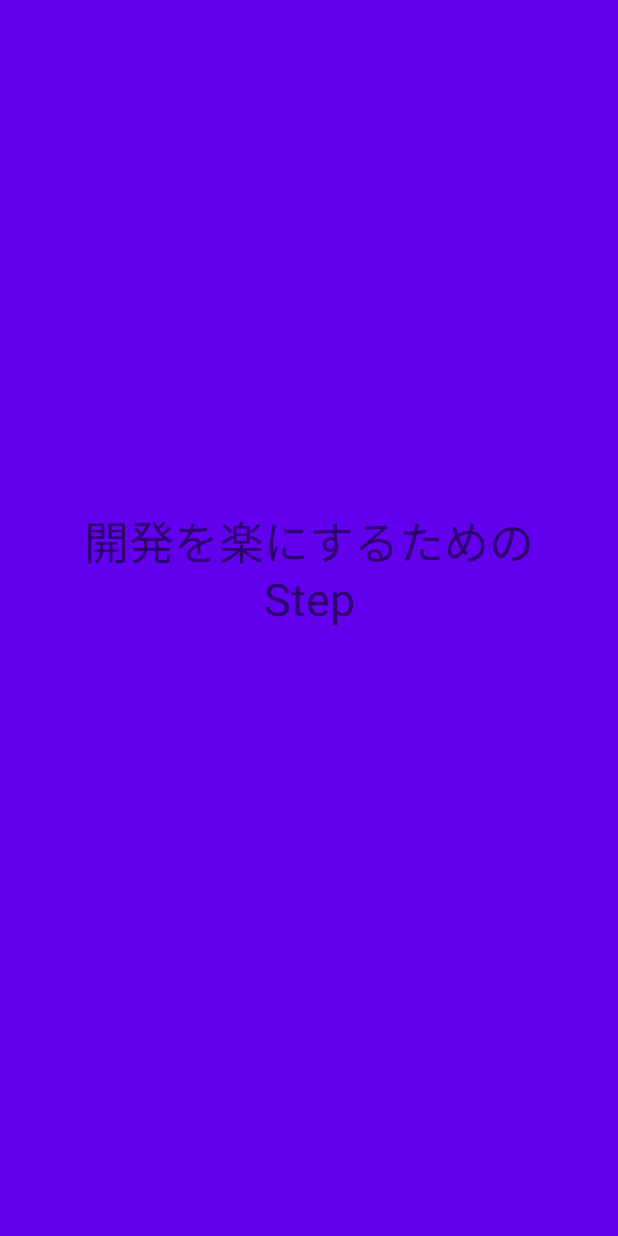
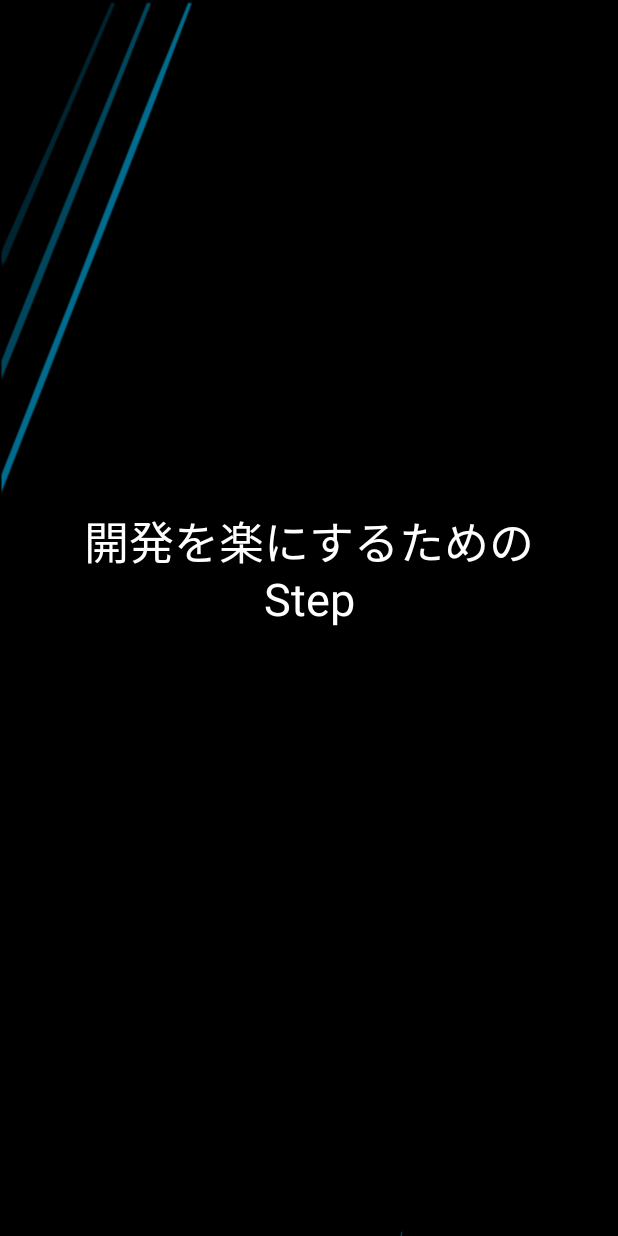
Before and after one commit to mattukouta/Slide_Mpp, an Android app: the screen it shows after launch (MainActivity), on a phone screen of 412 x 824 dp. Run offline under Robolectric (Android 15) with nearby library versions, the phone set to English and light mode, and no system bars; 3 statements that could not run were skipped.

Commit message:
背景の変更

```diff
--- a/app/src/main/res/layout/activity_main.xml
+++ b/app/src/main/res/layout/activity_main.xml
@@ -5,13 +5,19 @@
     android:id="@+id/activity_main"
     android:layout_width="match_parent"
     android:layout_height="match_parent"
+    android:background="@color/slide_background"
     tools:context=".MainActivity">
+
+    <ImageView
+        android:layout_width="match_parent"
+        android:layout_height="match_parent"
+        android:scaleType="fitXY"
+        android:src="@drawable/slide_background" />
 
     <androidx.viewpager2.widget.ViewPager2
         android:id="@+id/slide_content"
         android:layout_width="0dp"
         android:layout_height="0dp"
-        android:background="@color/colorPrimary"
         android:paddingBottom="66dp"
         android:paddingStart="32dp"
         android:paddingEnd="32dp"
@@ -35,6 +41,7 @@
             android:id="@+id/tweets"
             android:layout_width="match_parent"
             android:layout_height="wrap_content"
+            android:textColor="@color/slide_text"
             tools:text="大学生で時給1000円のバイトするのはよくない。
 
 的なツイート見たけど、理想的には基本的に最小限に抑えて経験を積むために（社会人になってからはしづらいので...)数ヶ月だけしてあとは時給高いバイトして自分の能力高めたり遊んだりに時間使うのが理想ではあると思う。
--- a/app/src/main/res/layout/fragment_content.xml
+++ b/app/src/main/res/layout/fragment_content.xml
@@ -12,6 +12,7 @@
         android:layout_width="0dp"
         android:layout_height="wrap_content"
         android:textSize="24sp"
+        android:textColor="@color/slide_text"
         app:layout_constraintEnd_toEndOf="parent"
         app:layout_constraintStart_toStartOf="parent"
         app:layout_constraintTop_toTopOf="parent" />
--- a/app/src/main/res/layout/fragment_cover.xml
+++ b/app/src/main/res/layout/fragment_cover.xml
@@ -13,6 +13,7 @@
         android:layout_height="wrap_content"
         android:gravity="center"
         android:textSize="30sp"
+        android:textColor="@color/slide_text"
         app:layout_constraintBottom_toBottomOf="parent"
         app:layout_constraintEnd_toEndOf="parent"
         app:layout_constraintStart_toStartOf="parent"
--- a/app/src/main/res/layout/fragment_door.xml
+++ b/app/src/main/res/layout/fragment_door.xml
@@ -13,6 +13,7 @@
         android:layout_height="wrap_content"
         android:gravity="center"
         android:textSize="24sp"
+        android:textColor="@color/slide_text"
         app:layout_constraintBottom_toBottomOf="parent"
         app:layout_constraintEnd_toEndOf="parent"
         app:layout_constraintStart_toStartOf="parent"
--- a/app/src/main/res/layout/subcontent_item.xml
+++ b/app/src/main/res/layout/subcontent_item.xml
@@ -11,6 +11,7 @@
         android:layout_width="0dp"
         android:layout_height="wrap_content"
         android:textSize="22sp"
+        android:textColor="@color/slide_text"
         app:layout_constraintEnd_toEndOf="parent"
         app:layout_constraintStart_toEndOf="@+id/sub_content_title_point"
         app:layout_constraintTop_toTopOf="parent" />
--- a/app/src/main/res/layout/subsubcontent_item.xml
+++ b/app/src/main/res/layout/subsubcontent_item.xml
@@ -10,6 +10,7 @@
         android:layout_width="0dp"
         android:layout_height="wrap_content"
         android:textSize="18sp"
+        android:textColor="@color/slide_text"
         app:layout_constraintEnd_toEndOf="parent"
         app:layout_constraintStart_toEndOf="@+id/sub_sub_content_title_point"
         app:layout_constraintTop_toTopOf="parent" />
--- a/app/src/main/res/layout/subsubcontent_text_item.xml
+++ b/app/src/main/res/layout/subsubcontent_text_item.xml
@@ -10,8 +10,8 @@
         android:layout_width="0dp"
         android:layout_height="wrap_content"
         android:layout_marginStart="4dp"
-        android:text="TextView"
         android:textSize="18sp"
+        android:textColor="@color/slide_text"
         app:layout_constraintEnd_toEndOf="parent"
         app:layout_constraintStart_toEndOf="@+id/sub_sub_content_text_point"
         app:layout_constraintTop_toTopOf="parent" />
--- a/app/src/main/res/values/colors.xml
+++ b/app/src/main/res/values/colors.xml
@@ -5,4 +5,6 @@
     <color name="colorAccent">#03DAC5</color>
 
     <color name="slide_accent_color">#128C80</color>
+    <color name="slide_background">#000000</color>
+    <color name="slide_text">#ffffff</color>
 </resources>
```
Also changed, not shown: app/src/main/res/drawable/slide_background.PNG (added).
